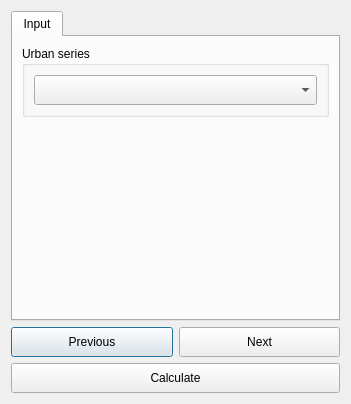
The window that LDMP/gui/DlgCalculateUrbanSummaryTable.ui (ConservationInternational/trends.earth) describes before a commit, drawn with Qt 5.
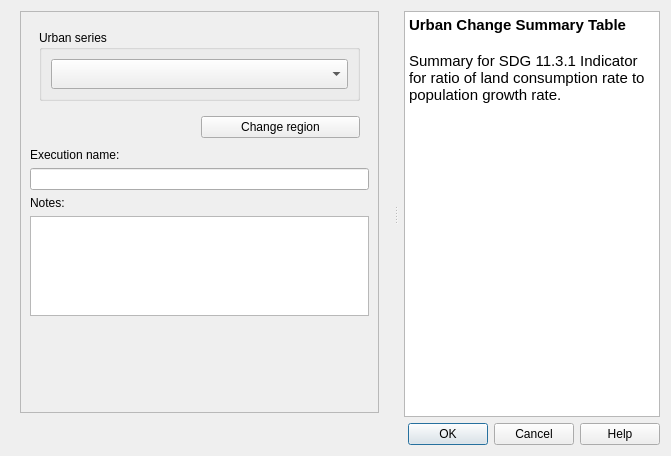
The same window after the commit. Custom widgets are drawn as their Qt base class.

Commit message:
Algorithm dialog updates (#444)
Introduce refactored algorithm execution dialogues

Diff of the .ui file:
```diff
--- a/LDMP/gui/DlgCalculateUrbanSummaryTable.ui
+++ b/LDMP/gui/DlgCalculateUrbanSummaryTable.ui
@@ -6,8 +6,8 @@
    <rect>
     <x>0</x>
     <y>0</y>
-    <width>351</width>
-    <height>404</height>
+    <width>671</width>
+    <height>456</height>
    </rect>
   </property>
   <property name="sizePolicy">
@@ -21,23 +21,62 @@
   </property>
   <layout class="QVBoxLayout" name="verticalLayout">
    <item>
-    <widget class="QTabWidget" name="TabBox">
+    <widget class="QSplitter" name="splitter">
+     <property name="orientation">
+      <enum>Qt::Horizontal</enum>
+     </property>
+     <property name="handleWidth">
+      <number>16</number>
+     </property>
+     <widget class="QFrame" name="configurations">
      <property name="sizePolicy">
-      <sizepolicy hsizetype="Minimum" vsizetype="Expanding">
-       <horstretch>0</horstretch>
+       <sizepolicy hsizetype="Expanding" vsizetype="Expanding">
+        <horstretch>2</horstretch>
        <verstretch>0</verstretch>
       </sizepolicy>
      </property>
-     <property name="tabShape">
-      <enum>QTabWidget::Rounded</enum>
-     </property>
-     <property name="currentIndex">
+      <property name="frameShape">
+       <enum>QFrame::NoFrame</enum>
+      </property>
+      <property name="frameShadow">
+       <enum>QFrame::Raised</enum>
+      </property>
+      <layout class="QVBoxLayout" name="verticalLayout_3">
+       <property name="leftMargin">
+        <number>9</number>
+       </property>
+       <property name="topMargin">
       <number>0</number>
      </property>
-     <widget class="QWidget" name="InputTab">
-      <attribute name="title">
-       <string>Input</string>
-      </attribute>
+       <property name="rightMargin">
+        <number>9</number>
+       </property>
+       <property name="bottomMargin">
+        <number>4</number>
+       </property>
+       <item>
+        <widget class="QScrollArea" name="scrollArea">
+         <property name="widgetResizable">
+          <bool>true</bool>
+         </property>
+         <widget class="QWidget" name="scrollAreaWidgetContents">
+          <property name="geometry">
+           <rect>
+            <x>0</x>
+            <y>0</y>
+            <width>361</width>
+            <height>401</height>
+           </rect>
+          </property>
+          <layout class="QVBoxLayout" name="verticalLayout_4">
+           <item>
+            <widget class="QFrame" name="setup_frame">
+             <property name="frameShape">
+              <enum>QFrame::NoFrame</enum>
+             </property>
+             <property name="frameShadow">
+              <enum>QFrame::Raised</enum>
+             </property>
       <layout class="QVBoxLayout" name="verticalLayout_2">
        <item>
         <widget class="QGroupBox" name="groupBox_2">
@@ -91,6 +130,84 @@
          </layout>
         </widget>
        </item>
+             </layout>
+            </widget>
+           </item>
+           <item>
+            <layout class="QHBoxLayout" name="horizontalLayout">
+             <property name="leftMargin">
+              <number>5</number>
+             </property>
+             <property name="rightMargin">
+              <number>9</number>
+             </property>
+             <property name="bottomMargin">
+              <number>4</number>
+             </property>
+             <item>
+              <widget class="QLabel" name="region_la">
+               <property name="toolTip">
+                <string>The current selected region of interest</string>
+               </property>
+               <property name="text">
+                <string/>
+               </property>
+               <property name="wordWrap">
+                <bool>true</bool>
+               </property>
+              </widget>
+             </item>
+             <item>
+              <widget class="QPushButton" name="region_button">
+               <property name="toolTip">
+                <string>&lt;html&gt;&lt;head/&gt;&lt;body&gt;&lt;p&gt;Opens settings dialog in order to change region of interest.&lt;/p&gt;&lt;p&gt;&lt;br/&gt;&lt;/p&gt;&lt;/body&gt;&lt;/html&gt;</string>
+               </property>
+               <property name="text">
+                <string>Change region</string>
+               </property>
+              </widget>
+             </item>
+            </layout>
+           </item>
+           <item>
+            <widget class="QLabel" name="execution_name_la">
+             <property name="text">
+              <string>Execution name:</string>
+             </property>
+            </widget>
+           </item>
+           <item>
+            <widget class="QLineEdit" name="execution_name_le"/>
+           </item>
+           <item>
+            <widget class="QLabel" name="task_notes_la">
+             <property name="text">
+              <string>Notes:</string>
+             </property>
+            </widget>
+           </item>
+           <item>
+            <widget class="QTextEdit" name="task_notes">
+             <property name="sizePolicy">
+              <sizepolicy hsizetype="Expanding" vsizetype="Minimum">
+               <horstretch>0</horstretch>
+               <verstretch>0</verstretch>
+              </sizepolicy>
+             </property>
+             <property name="minimumSize">
+              <size>
+               <width>0</width>
+               <height>0</height>
+              </size>
+             </property>
+             <property name="maximumSize">
+              <size>
+               <width>16777215</width>
+               <height>100</height>
+              </size>
+             </property>
+            </widget>
+           </item>
        <item>
         <spacer name="verticalSpacer">
          <property name="orientation">
@@ -99,7 +216,7 @@
          <property name="sizeHint" stdset="0">
           <size>
            <width>20</width>
-           <height>40</height>
+               <height>63</height>
           </size>
          </property>
         </spacer>
@@ -108,66 +225,45 @@
      </widget>
     </widget>
    </item>
-   <item>
-    <layout class="QGridLayout" name="gridLayout_3">
-     <item row="0" column="0">
-      <widget class="QPushButton" name="button_prev">
-       <property name="sizePolicy">
-        <sizepolicy hsizetype="Minimum" vsizetype="Minimum">
-         <horstretch>0</horstretch>
-         <verstretch>0</verstretch>
-        </sizepolicy>
-       </property>
-       <property name="minimumSize">
-        <size>
-         <width>0</width>
-         <height>30</height>
-        </size>
-       </property>
-       <property name="text">
-        <string>Previous</string>
-       </property>
-      </widget>
-     </item>
-     <item row="0" column="1">
-      <widget class="QPushButton" name="button_next">
-       <property name="sizePolicy">
-        <sizepolicy hsizetype="Minimum" vsizetype="Minimum">
-         <horstretch>0</horstretch>
-         <verstretch>0</verstretch>
-        </sizepolicy>
-       </property>
-       <property name="minimumSize">
-        <size>
-         <width>0</width>
-         <height>30</height>
-        </size>
-       </property>
-       <property name="text">
-        <string>Next</string>
-       </property>
-      </widget>
-     </item>
-     <item row="1" column="0" colspan="2">
-      <widget class="QPushButton" name="button_calculate">
-       <property name="sizePolicy">
-        <sizepolicy hsizetype="Minimum" vsizetype="Minimum">
-         <horstretch>0</horstretch>
-         <verstretch>0</verstretch>
-        </sizepolicy>
-       </property>
-       <property name="minimumSize">
-        <size>
-         <width>0</width>
-         <height>30</height>
-        </size>
-       </property>
-       <property name="text">
-        <string>Calculate</string>
-       </property>
-      </widget>
-     </item>
-    </layout>
+      </layout>
+     </widget>
+     <widget class="QTextBrowser" name="alg_help">
+      <property name="sizePolicy">
+       <sizepolicy hsizetype="Expanding" vsizetype="Expanding">
+        <horstretch>0</horstretch>
+        <verstretch>0</verstretch>
+       </sizepolicy>
+      </property>
+      <property name="accessibleName">
+       <string/>
+      </property>
+      <property name="html">
+       <string>&lt;!DOCTYPE HTML PUBLIC &quot;-//W3C//DTD HTML 4.0//EN&quot; &quot;http://www.w3.org/TR/REC-html40/strict.dtd&quot;&gt;
+&lt;html&gt;&lt;head&gt;&lt;meta name=&quot;qrichtext&quot; content=&quot;1&quot; /&gt;&lt;style type=&quot;text/css&quot;&gt;
+p, li { white-space: pre-wrap; }
+&lt;/style&gt;&lt;/head&gt;&lt;body style=&quot; font-family:'Ubuntu'; font-size:11pt; font-weight:400; font-style:normal;&quot;&gt;
+&lt;p style=&quot; margin-top:0px; margin-bottom:0px; margin-left:0px; margin-right:0px; -qt-block-indent:0; text-indent:0px;&quot;&gt;&lt;span style=&quot; font-weight:600;&quot;&gt;Urban Change Summary Table&lt;/span&gt;&lt;/p&gt;
+&lt;p style=&quot;-qt-paragraph-type:empty; margin-top:0px; margin-bottom:0px; margin-left:0px; margin-right:0px; -qt-block-indent:0; text-indent:0px; font-weight:600;&quot;&gt;&lt;br /&gt;&lt;/p&gt;
+&lt;p style=&quot; margin-top:0px; margin-bottom:0px; margin-left:0px; margin-right:0px; -qt-block-indent:0; text-indent:0px;&quot;&gt;Summary for SDG 11.3.1 Indicator for ratio of land consumption rate to population growth rate.&lt;/p&gt;&lt;/body&gt;&lt;/html&gt;</string>
+      </property>
+      <property name="openExternalLinks">
+       <bool>true</bool>
+      </property>
+      <property name="openLinks">
+       <bool>false</bool>
+      </property>
+     </widget>
+    </widget>
+   </item>
+   <item>
+    <widget class="QDialogButtonBox" name="button_box">
+     <property name="orientation">
+      <enum>Qt::Horizontal</enum>
+     </property>
+     <property name="standardButtons">
+      <set>QDialogButtonBox::Cancel|QDialogButtonBox::Help|QDialogButtonBox::Ok</set>
+     </property>
+    </widget>
    </item>
   </layout>
  </widget>
```
Left out of the diff: 44 changed lines with no effect on the pictures. Lines whose indentation alone changed are shown as unchanged. The commit also changes 20 other files.
